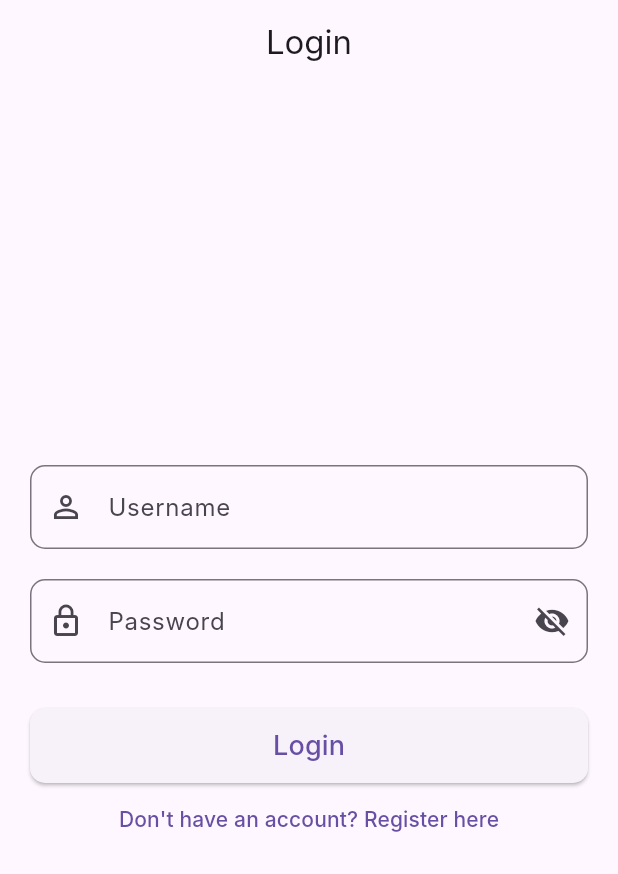
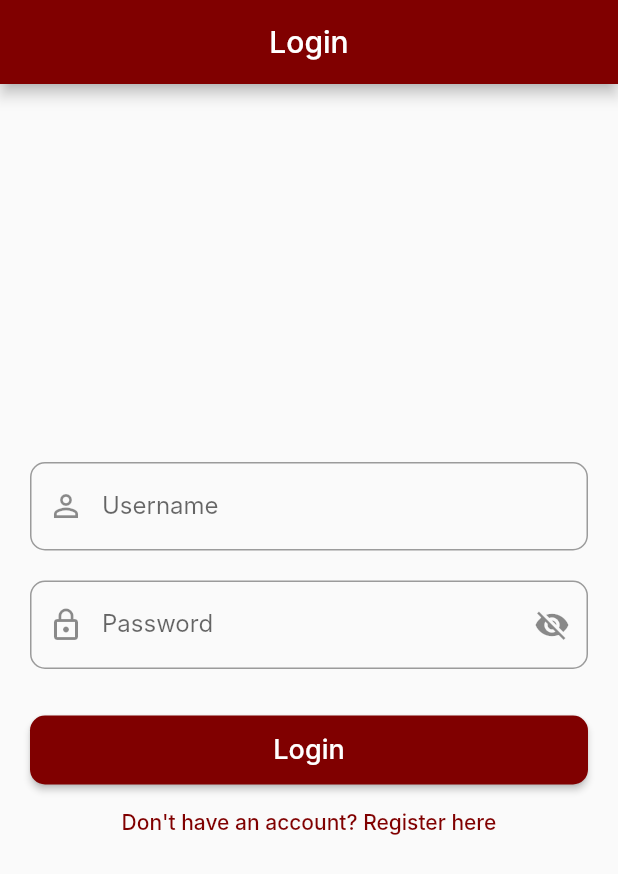
Before and after one commit to Ahtisham-1214/Log-System-Flutter, a Flutter app: the screen it shows after launch, on a phone screen of 412 x 824 dp. Shown: the top 874 px of the screen. Run offline on Flutter 3.47's test engine with Material 3 defaults, Android fonts, the phone set to English and light mode, and no system bars; our stand-ins replace sqflite; accounts and stored records are empty; Roboto replaces fonts that are missing (Inter).

Commit message:
Added theme

```diff
--- a/lib/main.dart
+++ b/lib/main.dart
@@ -19,7 +19,8 @@ class MyApp extends StatelessWidget {
     return MaterialApp(
       title: 'Login App',
       theme: ThemeData(
-        primarySwatch: Colors.blue,
+        useMaterial3: false,
+        primarySwatch: maroonSwatch,
         visualDensity: VisualDensity.adaptivePlatformDensity,
         fontFamily: 'Inter',
       ),
@@ -28,6 +29,21 @@ class MyApp extends StatelessWidget {
     );
   }
 }
+const MaterialColor maroonSwatch = MaterialColor(
+  0xFF800000, // Maroon base color
+  <int, Color>{
+    50: Color(0xFFF2E6E6),
+    100: Color(0xFFDFC0C0),
+    200: Color(0xFFCC9999),
+    300: Color(0xFFB97373),
+    400: Color(0xFFA64D4D),
+    500: Color(0xFF800000), // Primary color
+    600: Color(0xFF730000),
+    700: Color(0xFF660000),
+    800: Color(0xFF590000),
+    900: Color(0xFF400000),
+  },
+);
 
 class LoginPage extends StatefulWidget {
   const LoginPage({super.key});
```
